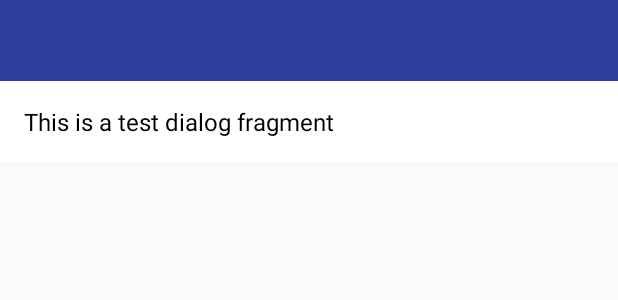
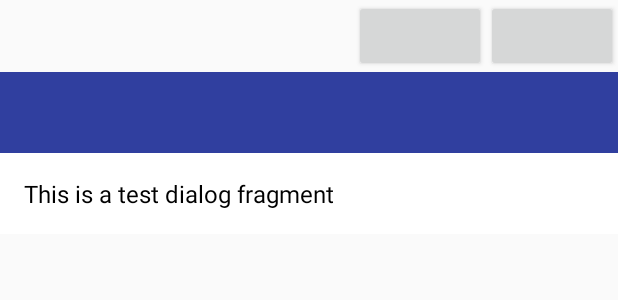
Before and after one commit to sourcecodere/WattsNearby, an Android app: the layout fragment_bottom_sheet_station.xml on its own in the app's theme, with its tools: preview values and no code run, on a phone screen of 412 x 824 dp. Shown: the top 300 px of the screen. Run offline under Robolectric (Android 15) with nearby library versions, the phone set to English and light mode, and no system bars.

Commit message:
Started on detail bottom sheet. Buttons.

```diff
--- a/app/src/main/java/re/sourcecode/android/wattsnearby/MainMapActivity.java
+++ b/app/src/main/java/re/sourcecode/android/wattsnearby/MainMapActivity.java
@@ -35,7 +35,6 @@ import com.google.android.gms.location.LocationServices;
 import com.google.android.gms.location.places.Place;
 import com.google.android.gms.location.places.Places;
 import com.google.android.gms.location.places.ui.PlaceAutocomplete;
-import com.google.android.gms.location.places.ui.PlaceAutocompleteFragment;
 import com.google.android.gms.location.places.ui.PlaceSelectionListener;
 import com.google.android.gms.maps.CameraUpdateFactory;
 import com.google.android.gms.maps.GoogleMap;
@@ -85,7 +84,7 @@ public class MainMapActivity extends AppCompatActivity implements
     private Marker mCurrentLocationMarker; // car marker with position
     private HashMap<Long, Marker> mVisibleStationMarkers = new HashMap<>(); // hashMap of station markers in the current map
 
-    public static final int PERMISSIONS_REQUEST_LOCATION = 0;  // For controlling necessary Permissions.
+    private static final int PERMISSIONS_REQUEST_LOCATION = 0;  // For controlling necessary Permissions.
     private static final int INTENT_PLACE = 1; // For places search
 
     public static final String ARG_DETAIL_SHEET_STATION_ID = "stationid"; // Key for argument passed to the bottom sheet dialog fragment
--- a/app/src/main/res/layout/fragment_bottom_sheet_station.xml
+++ b/app/src/main/res/layout/fragment_bottom_sheet_station.xml
@@ -1,26 +1,47 @@
 <?xml version="1.0" encoding="utf-8"?>
 <LinearLayout xmlns:android="http://schemas.android.com/apk/res/android"
-    android:orientation="vertical" android:layout_width="match_parent"
-    android:layout_height="match_parent">
+    android:layout_width="match_parent"
+    android:layout_height="match_parent"
+    android:orientation="vertical">
+
+    <LinearLayout
+        android:layout_width="match_parent"
+        android:layout_height="wrap_content"
+        android:orientation="horizontal">
+
+        <View
+            android:layout_width="0dp"
+            android:layout_height="0dp"
+            android:layout_weight="1" />
+
+        <android.support.v7.widget.AppCompatButton
+            android:layout_width="wrap_content"
+            android:layout_height="wrap_content" />
+
+        <android.support.v7.widget.AppCompatButton
+            android:layout_width="wrap_content"
+            android:layout_height="wrap_content" />
+
+    </LinearLayout>
 
     <TextView
+        android:id="@+id/station_sheet_title"
         android:layout_width="match_parent"
         android:layout_height="wrap_content"
-        android:id="@+id/station_sheet_title"
+        android:background="@color/colorPrimaryDark"
+        android:padding="16dp"
         android:textColor="@color/colorBlack"
-        android:textSize="16sp"
-        android:padding="16dp"
-        android:background="@color/colorPrimaryDark"/>
+        android:textSize="16sp" />
 
 
     <TextView
         android:id="@+id/station_sheet_text"
         android:layout_width="match_parent"
         android:layout_height="wrap_content"
+        android:background="@color/colorWhite"
+        android:padding="16dp"
         android:text="This is a test dialog fragment"
         android:textColor="@color/colorBlack"
-        android:textSize="16sp"
-        android:padding="16dp"
-        android:background="@color/colorWhite"/>
+        android:textSize="16sp" />
 
 </LinearLayout>
```
